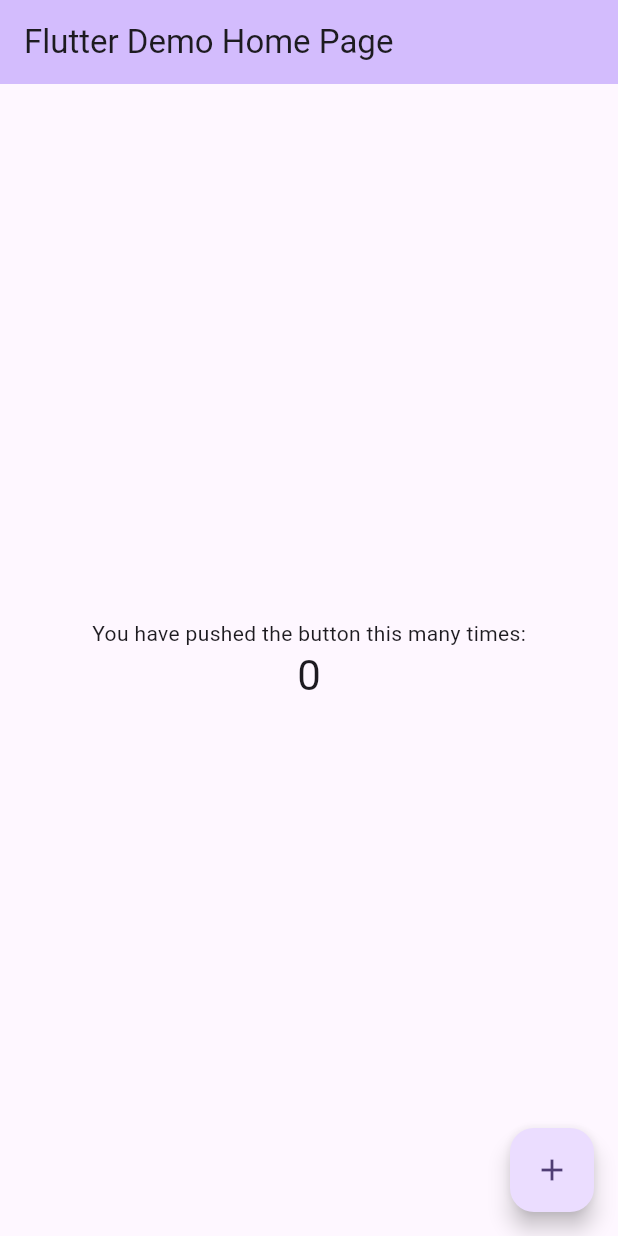
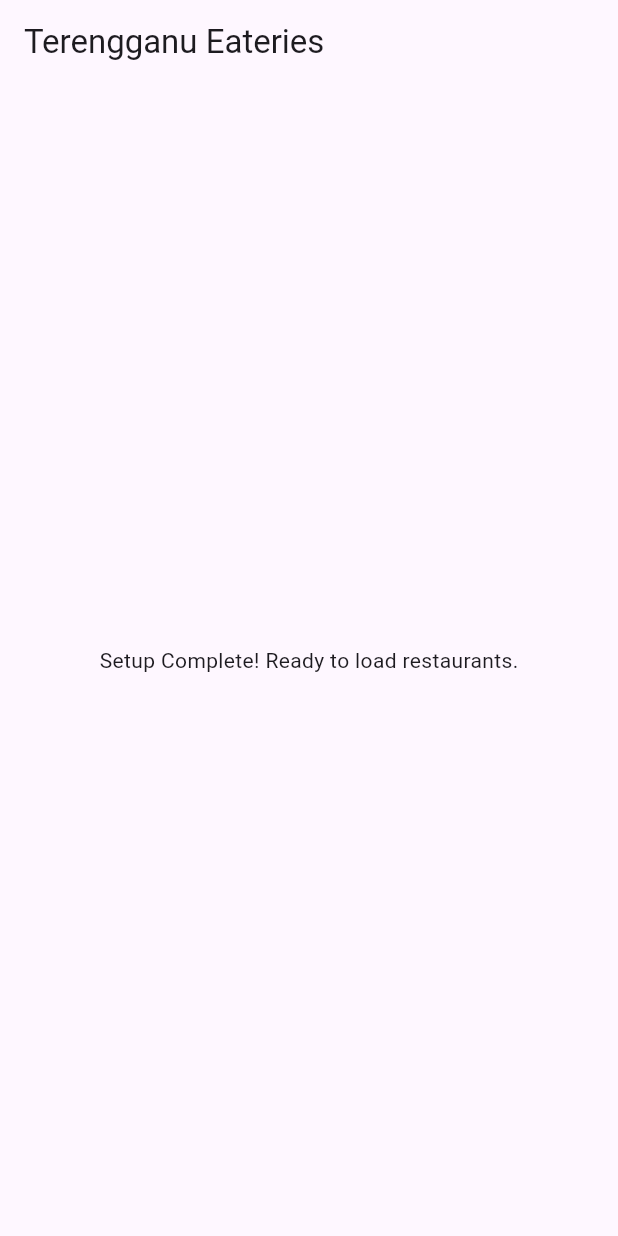
Before and after one commit to Qylahrzk/restaurant_recommender_app, a Flutter app: the screen it shows after launch, on a phone screen of 412 x 824 dp. Run offline on Flutter 3.47's test engine with Material 3 defaults, Android fonts, the phone set to English and light mode, and no system bars; our stand-ins replace flutter_bloc, flutter_dotenv, supabase_flutter; accounts and stored records are empty.

Commit message:
Update main

```diff
--- a/lib/main.dart
+++ b/lib/main.dart
@@ -1,121 +1,68 @@
 import 'package:flutter/material.dart';
+import 'package:supabase_flutter/supabase_flutter.dart';
+import 'package:flutter_bloc/flutter_bloc.dart';
+import 'package:flutter_dotenv/flutter_dotenv.dart';
 
-void main() {
+// Your imports
+import 'data/restaurant_repository.dart';
+import 'logic/cubits/recommendation_cubit.dart';
+
+void main() async {
+  WidgetsFlutterBinding.ensureInitialized();
+
+  // 1. Load the security variables
+  await dotenv.load(fileName: ".env");
+
+  // 2. Initialize Supabase using the .env file
+  await Supabase.initialize(
+    url: dotenv.env['SUPABASE_URL']!,
+    anonKey: dotenv.env['SUPABASE_ANON_KEY']!,
+  );
+
   runApp(const MyApp());
 }
 
 class MyApp extends StatelessWidget {
   const MyApp({super.key});
 
-  // This widget is the root of your application.
   @override
   Widget build(BuildContext context) {
-    return MaterialApp(
-      title: 'Flutter Demo',
-      theme: ThemeData(
-        // This is the theme of your application.
-        //
-        // TRY THIS: Try running your application with "flutter run". You'll see
-        // the application has a purple toolbar. Then, without quitting the app,
-        // try changing the seedColor in the colorScheme below to Colors.green
-        // and then invoke "hot reload" (save your changes or press the "hot
-        // reload" button in a Flutter-supported IDE, or press "r" if you used
-        // the command line to start the app).
-        //
-        // Notice that the counter didn't reset back to zero; the application
-        // state is not lost during the reload. To reset the state, use hot
-        // restart instead.
-        //
-        // This works for code too, not just values: Most code changes can be
-        // tested with just a hot reload.
-        colorScheme: .fromSeed(seedColor: Colors.deepPurple),
+    return MultiRepositoryProvider(
+      providers: [
+        RepositoryProvider(create: (context) => RestaurantRepository()),
+      ],
+      child: MultiBlocProvider(
+        providers: [
+          BlocProvider(
+            create: (context) => RecommendationCubit(
+              context.read<RestaurantRepository>(),
+            ),
+          ),
+        ],
+        child: MaterialApp(
+          debugShowCheckedModeBanner: false,
+          title: 'Terengganu Restaurant Recommender',
+          theme: ThemeData(
+            colorScheme: ColorScheme.fromSeed(seedColor: Colors.deepPurple),
+            useMaterial3: true,
+          ),
+          home: const RestaurantListScreen(),
+        ),
       ),
-      home: const MyHomePage(title: 'Flutter Demo Home Page'),
     );
   }
 }
 
-class MyHomePage extends StatefulWidget {
-  const MyHomePage({super.key, required this.title});
-
-  // This widget is the home page of your application. It is stateful, meaning
-  // that it has a State object (defined below) that contains fields that affect
-  // how it looks.
-
-  // This class is the configuration for the state. It holds the values (in this
-  // case the title) provided by the parent (in this case the App widget) and
-  // used by the build method of the State. Fields in a Widget subclass are
-  // always marked "final".
-
-  final String title;
-
-  @override
-  State<MyHomePage> createState() => _MyHomePageState();
-}
-
-class _MyHomePageState extends State<MyHomePage> {
-  int _counter = 0;
-
-  void _incrementCounter() {
-    setState(() {
-      // This call to setState tells the Flutter framework that something has
-      // changed in this State, which causes it to rerun the build method below
-      // so that the display can reflect the updated values. If we changed
-      // _counter without calling setState(), then the build method would not be
-      // called again, and so nothing would appear to happen.
-      _counter++;
-    });
-  }
+// Just a temporary screen to test if data loads
+class RestaurantListScreen extends StatelessWidget {
+  const RestaurantListScreen({super.key});
 
   @override
   Widget build(BuildContext context) {
-    // This method is rerun every time setState is called, for instance as done
-    // by the _incrementCounter method above.
-    //
-    // The Flutter framework has been optimized to make rerunning build methods
-    // fast, so that you can just rebuild anything that needs updating rather
-    // than having to individually change instances of widgets.
     return Scaffold(
-      appBar: AppBar(
-        // TRY THIS: Try changing the color here to a specific color (to
-        // Colors.amber, perhaps?) and trigger a hot reload to see the AppBar
-        // change color while the other colors stay the same.
-        backgroundColor: Theme.of(context).colorScheme.inversePrimary,
-        // Here we take the value from the MyHomePage object that was created by
-        // the App.build method, and use it to set our appbar title.
-        title: Text(widget.title),
-      ),
-      body: Center(
-        // Center is a layout widget. It takes a single child and positions it
-        // in the middle of the parent.
-        child: Column(
-          // Column is also a layout widget. It takes a list of children and
-          // arranges them vertically. By default, it sizes itself to fit its
-          // children horizontally, and tries to be as tall as its parent.
-          //
-          // Column has various properties to control how it sizes itself and
-          // how it positions its children. Here we use mainAxisAlignment to
-          // center the children vertically; the main axis here is the vertical
-          // axis because Columns are vertical (the cross axis would be
-          // horizontal).
-          //
-          // TRY THIS: Invoke "debug painting" (choose the "Toggle Debug Paint"
-          // action in the IDE, or press "p" in the console), to see the
-          // wireframe for each widget.
-          mainAxisAlignment: .center,
-          children: [
-            const Text('You have pushed the button this many times:'),
-            Text(
-              '$_counter',
-              style: Theme.of(context).textTheme.headlineMedium,
-            ),
-          ],
-        ),
-      ),
-      floatingActionButton: FloatingActionButton(
-        onPressed: _incrementCounter,
-        tooltip: 'Increment',
-        child: const Icon(Icons.add),
+      appBar: AppBar(title: const Text('Terengganu Eateries')),
+      body: const Center(
+        child: Text('Setup Complete! Ready to load restaurants.'),
       ),
     );
   }
```
